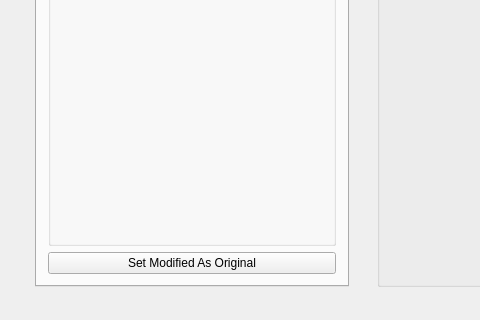
The window that ReTracer/ReTracer.ui (vg-lab/NeuroEditor) describes before a commit, drawn with Qt 5; both pictures show x 0 to 480 and y 588 to 908 of the 990 by 908 pixel window.
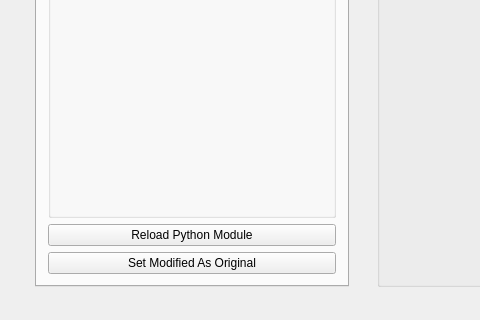
The same window after the commit. Icons and pictures are not drawn.

The edit to the form file:
```diff
--- a/ReTracer/ReTracer.ui
+++ b/ReTracer/ReTracer.ui
@@ -227,6 +227,13 @@
            </layout>
           </widget>
          </item>
+         <item>
+          <widget class="QPushButton" name="PushButton_reloadPythonModule">
+           <property name="text">
+            <string>Reload Python Module</string>
+           </property>
+          </widget>
+         </item>
          <item>
           <widget class="QPushButton" name="pushButton_SetModifiedAsOriginal">
            <property name="text">
```
Left out of the diff: 23 changed lines with no effect on the pictures.
